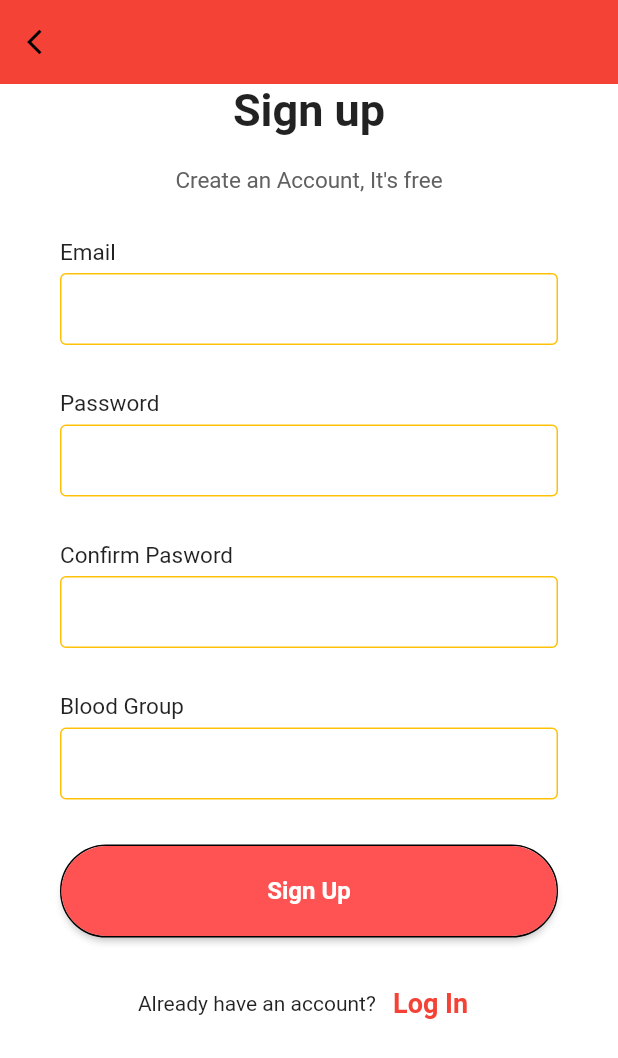
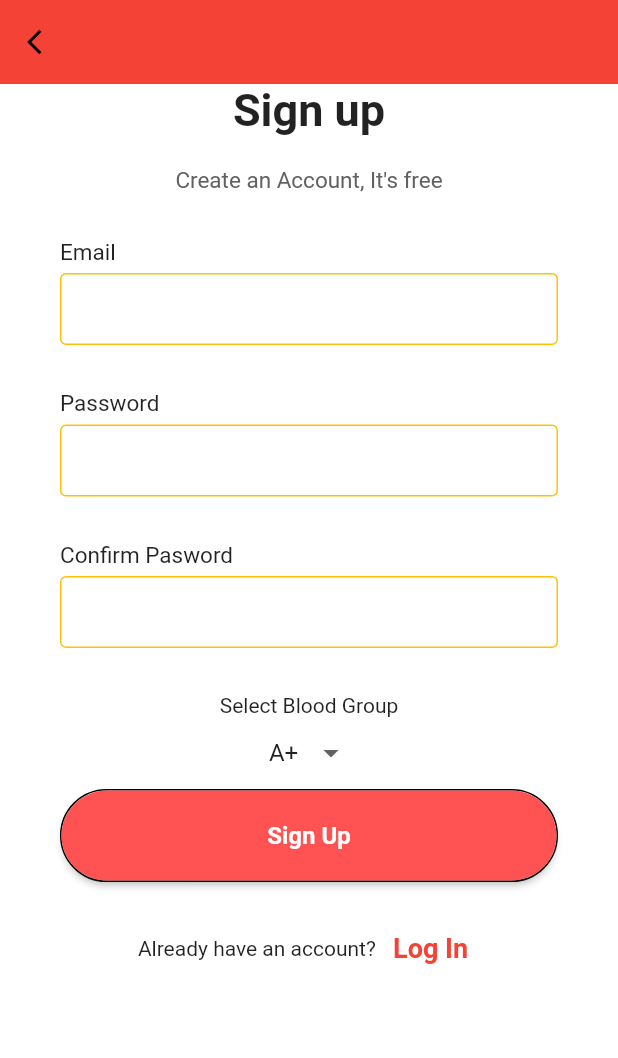
Before and after one commit to muzahidul190/flutter_blood_bank, a Flutter app: the SignupPage screen opened directly, on a phone screen of 412 x 824 dp. Shown: the top 1058 px of the screen. Run offline on Flutter 3.47's test engine with Material 2 defaults, Android fonts, the phone set to English and light mode, and no system bars; network calls fail.

Commit message:
registration Select Group

```diff
--- a/lib/pages/donorProfile.dart
+++ b/lib/pages/donorProfile.dart
@@ -20,9 +20,9 @@ class _BloodDonorState extends State<BloodDonor> {
   void initState() {
     super.initState();
     _loading = true;
-    Services.getDonor(widget.id).then((user) {
+    Services.getDonor(widget.id).then((donor) {
       setState(() {
-        _donor = user;
+        _donor = donor;
         _loading = false;
       });
     });
--- a/lib/pages/registration.dart
+++ b/lib/pages/registration.dart
@@ -1,8 +1,25 @@
 import 'package:flutter/material.dart';
 import 'package:flutter_blood_bank/pages/login.dart';
 
-class SignupPage extends StatelessWidget {
+class SignupPage extends StatefulWidget {
   const SignupPage({super.key});
+
+  @override
+  State<SignupPage> createState() => _SignupPageState();
+}
+
+class _SignupPageState extends State<SignupPage> {
+  static const List<String> _groups = [
+    'A+',
+    'A-',
+    'B+',
+    'B-',
+    'AB+',
+    'AB-',
+    'O+',
+    'O-'
+  ];
+  String selectedGroup = _groups.first;
 
   @override
   Widget build(BuildContext context) {
@@ -64,7 +81,25 @@ class SignupPage extends StatelessWidget {
                           makeInput(label: "Email"),
                           makeInput(label: "Password", obsureText: true),
                           makeInput(label: "Confirm Pasword", obsureText: true),
-                          makeInput(label: "Blood Group", obsureText: true)
+                          const Text('Select Blood Group'),
+                          DropdownButton(
+                            value: selectedGroup,
+                            icon: const Icon(Icons.arrow_drop_down),
+                            elevation: 16,
+                            underline: Container(height: 2),
+                            onChanged: (String? value) {
+                              setState(() {
+                                selectedGroup = value!;
+                              });
+                            },
+                            items: _groups
+                                .map<DropdownMenuItem<String>>((String value) {
+                              return DropdownMenuItem<String>(
+                                value: value,
+                                child: Text(value),
+                              );
+                            }).toList(),
+                          ),
                         ],
                       ),
                     ),
```
Also changed, not shown: lib/jsonOperations/Services.dart (+2 -2 lines), lib/pages/home.dart (+10 -8 lines).
